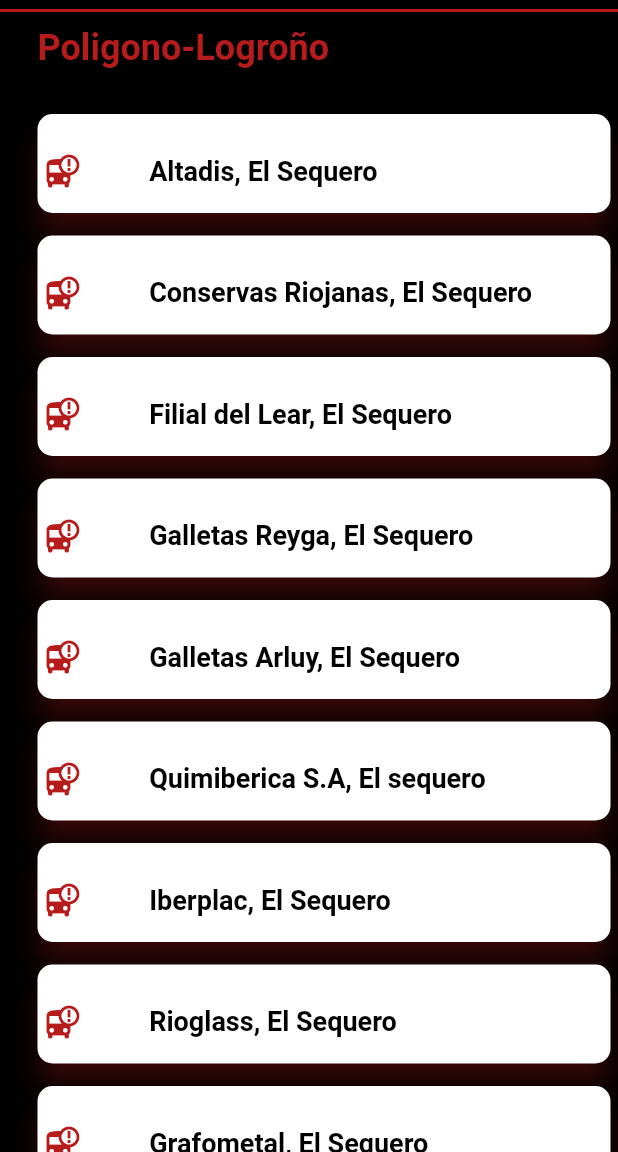
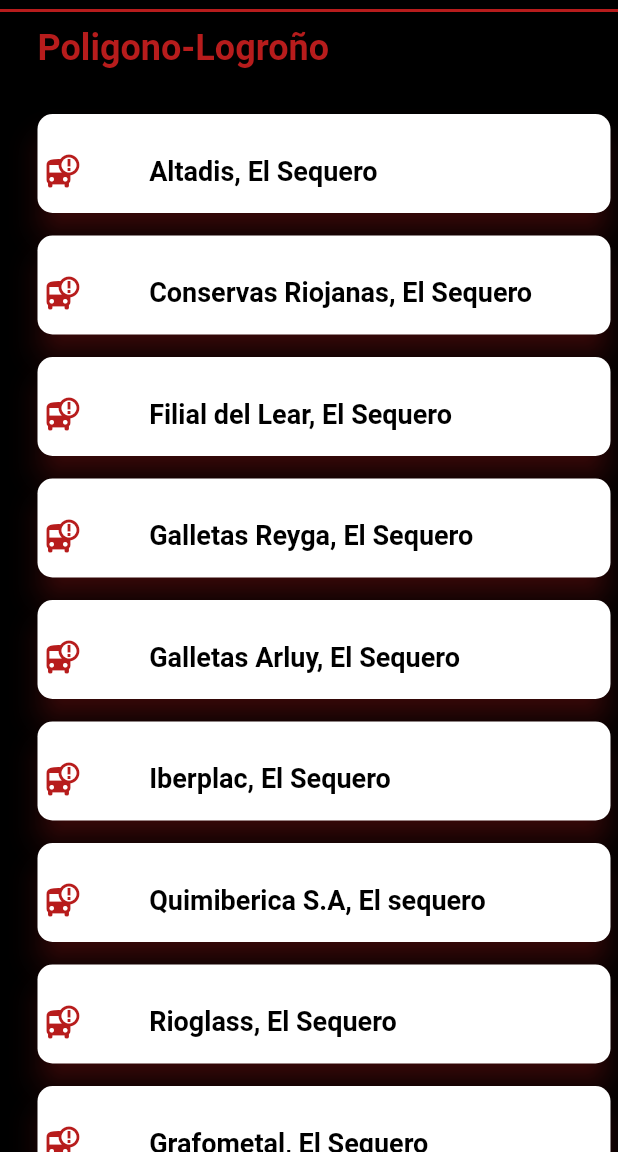
Before and after one commit to SStefanV/Paradas_bus_fabricas, a Flutter app: the screen it shows after launch, after a tap on "POLIGONO-LOGROÑO", on a phone screen of 412 x 824 dp, the part 84-1236 px from its top. Run offline on Flutter 3.47's test engine with Material 2 defaults, Android fonts, the phone set to English and light mode, and no system bars.

Commit message:
Second commit

```diff
--- a/lib/home.dart
+++ b/lib/home.dart
@@ -1,10 +1,30 @@
 import 'package:flutter/cupertino.dart';
 import 'package:flutter/material.dart';
-import 'package:paradas_bus/poligono.dart';
-import './residenciaLaRioja.dart';
-import './log_poligono.dart';
 
 class MyApp extends StatelessWidget {
+  Widget makeButton(BuildContext context, String ruta, String name) {
+    return RaisedButton(
+      padding: EdgeInsets.fromLTRB(0, 15, 0, 15),
+      color: Colors.white,
+      shape: RoundedRectangleBorder(
+        borderRadius: new BorderRadius.circular(12.0),
+        side: BorderSide(color: Colors.red[900]),
+      ),
+      //splashColor: Colors.red[900],
+      child: Text(
+        name,
+        style: TextStyle(
+          fontSize: 13,
+          color: Colors.black,
+        ),
+      ),
+      textColor: Colors.white,
+      onPressed: () {
+        Navigator.pushNamed(context, ruta);
+      },
+    );
+  }
+
   @override
   Widget build(BuildContext context) {
     return Scaffold(
@@ -31,61 +51,13 @@ class MyApp extends StatelessWidget {
             mainAxisAlignment: MainAxisAlignment.spaceEvenly,
             children: [
               Expanded(
-                child: RaisedButton(
-                  padding: EdgeInsets.fromLTRB(0, 15, 0, 15),
-                  color: Colors.white,
-                  shape: RoundedRectangleBorder(
-                    borderRadius: new BorderRadius.circular(12.0),
-                    side: BorderSide(color: Colors.red[900]),
-                  ),
-                  //splashColor: Colors.red[900],
-                  child: Text(
-                    'RES. DE LA RIOJA ',
-                    style: TextStyle(
-                      fontSize: 13,
-                      color: Colors.black,
-                    ),
-                  ),
-                  textColor: Colors.white,
-                  onPressed: () {
-                    Navigator.push(
-                      context,
-                      MaterialPageRoute(builder: (context) {
-                        return ResLaRioja();
-                      }),
-                    );
-                  },
-                ),
-              ),
+                  child:
+                      makeButton(context, '/res_la_rioja', 'RES.DE LA RIOJA')),
               SizedBox(
                 width: 14,
               ),
               Expanded(
-                child: RaisedButton(
-                  padding: EdgeInsets.fromLTRB(0, 15, 0, 15),
-                  color: Colors.white,
-                  shape: RoundedRectangleBorder(
-                    borderRadius: new BorderRadius.circular(12.0),
-                    side: BorderSide(color: Colors.red[900]),
-                  ),
-                  //splashColor: Colors.red[900],
-                  child: Text(
-                    'RES. REINA SOFIA ',
-                    style: TextStyle(
-                      fontSize: 13,
-                      color: Colors.black,
-                    ),
-                  ),
-                  textColor: Colors.white,
-                  onPressed: () {
-                    Navigator.push(
-                      context,
-                      MaterialPageRoute(builder: (context) {
-                        return ResLaRioja();
-                      }),
-                    );
-                  },
-                ),
+                child: makeButton(context, '/res_la_rioja', 'RES. REINA SOFIA'),
               ),
             ],
           ),
@@ -95,61 +67,13 @@ class MyApp extends StatelessWidget {
             mainAxisAlignment: MainAxisAlignment.spaceEvenly,
             children: [
               Expanded(
-                child: RaisedButton(
-                  padding: EdgeInsets.fromLTRB(0, 15, 0, 15),
-                  color: Colors.white,
-                  shape: RoundedRectangleBorder(
-                    borderRadius: new BorderRadius.circular(12.0),
-                    side: BorderSide(color: Colors.red[900]),
-                  ),
-                  //splashColor: Colors.red[900],
-                  child: Text(
-                    'LOGROÑO-POLIGONO ',
-                    style: TextStyle(
-                      fontSize: 13,
-                      color: Colors.black,
-                    ),
-                  ),
-                  textColor: Colors.white,
-                  onPressed: () {
-                    Navigator.push(
-                      context,
-                      MaterialPageRoute(builder: (context) {
-                        return LoPoligono();
-                      }),
-                    );
-                  },
-                ),
+                child: makeButton(context, '/logPoligono', 'LOGROÑO-POLIGONO'),
               ),
               SizedBox(
                 width: 14,
               ),
               Expanded(
-                child: RaisedButton(
-                  padding: EdgeInsets.fromLTRB(0, 15, 0, 15),
-                  color: Colors.white,
-                  shape: RoundedRectangleBorder(
-                    borderRadius: new BorderRadius.circular(12.0),
-                    side: BorderSide(color: Colors.red[900]),
-                  ),
-                  //splashColor: Colors.red[900],
-                  child: Text(
-                    'POLIGONO-LOGROÑO ',
-                    style: TextStyle(
-                      fontSize: 13,
-                      color: Colors.black,
-                    ),
-                  ),
-                  textColor: Colors.white,
-                  onPressed: () {
-                    Navigator.push(
-                      context,
-                      MaterialPageRoute(builder: (context) {
-                        return Poligono();
-                      }),
-                    );
-                  },
-                ),
+                child: makeButton(context, '/poligono', 'POLIGONO-LOGROÑO'),
               ),
             ],
           ),
--- a/lib/log_poligono.dart
+++ b/lib/log_poligono.dart
@@ -1,5 +1,5 @@
 import 'package:flutter/material.dart';
-import './principal.dart';
+import './mainapp.dart';
 
 class LoPoligono extends StatelessWidget {
   List<String> items = [
@@ -16,10 +16,10 @@ class LoPoligono extends StatelessWidget {
     '   Talleres ESNA, El Sequero',
     '   Grafometal, El Sequero',
     '   Rioglass, El Sequero',
+    '   Quimiberica S.A, El sequero',
     '   Iberplac, El Sequero',
-    '   Quimiberica S.A, El sequero',
     '   Galletas Arluy, El Sequero',
-    '   Galletas Reuga, El Sequero',
+    '   Galletas Reyga, El Sequero',
     '   Filial del Lear, El Sequero',
     '   Conservas Riojanas, El Sequero',
     '   Altadis, El Sequero',
--- a/lib/main.dart
+++ b/lib/main.dart
@@ -1,8 +1,16 @@
 import 'package:flutter/material.dart';
 import './home.dart';
+import './poligono.dart';
+import 'log_poligono.dart';
+import 'residenciaLaRioja.dart';
 
 void main() {
-  runApp(MaterialApp(
-    home: MyApp(),
-  ));
+  runApp(MaterialApp(initialRoute: '/', routes: {
+    // When navigating to the "/" route, build the FirstScreen widget.
+    '/': (context) => MyApp(),
+    // When navigating to the "/second" route, build the SecondScreen widget.
+    '/poligono': (context) => Poligono(),
+    '/logPoligono': (context) => LoPoligono(),
+    '/res_la_rioja': (context) => ResLaRioja(),
+  }));
 }
--- a/lib/poligono.dart
+++ b/lib/poligono.dart
@@ -1,5 +1,5 @@
 import 'package:flutter/material.dart';
-import './principal.dart';
+import './mainapp.dart';
 
 class Poligono extends StatelessWidget {
   List<String> items = [
@@ -8,8 +8,8 @@ class Poligono extends StatelessWidget {
     '   Filial del Lear, El Sequero',
     '   Galletas Reyga, El Sequero',
     '   Galletas Arluy, El Sequero',
+    '   Iberplac, El Sequero',
     '   Quimiberica S.A, El sequero',
-    '   Iberplac, El Sequero',
     '   Rioglass, El Sequero',
     '   Grafometal, El Sequero',
     '   Talleres ESNA, El Sequero',
--- a/lib/residenciaLaRioja.dart
+++ b/lib/residenciaLaRioja.dart
@@ -1,5 +1,5 @@
 import 'package:flutter/material.dart';
-import './principal.dart';
+import './mainapp.dart';
 
 class ResLaRioja extends StatelessWidget {
   List<String> items = [
```
Also changed, not shown: lib/mainapp.dart (renamed from lib/principal.dart).
